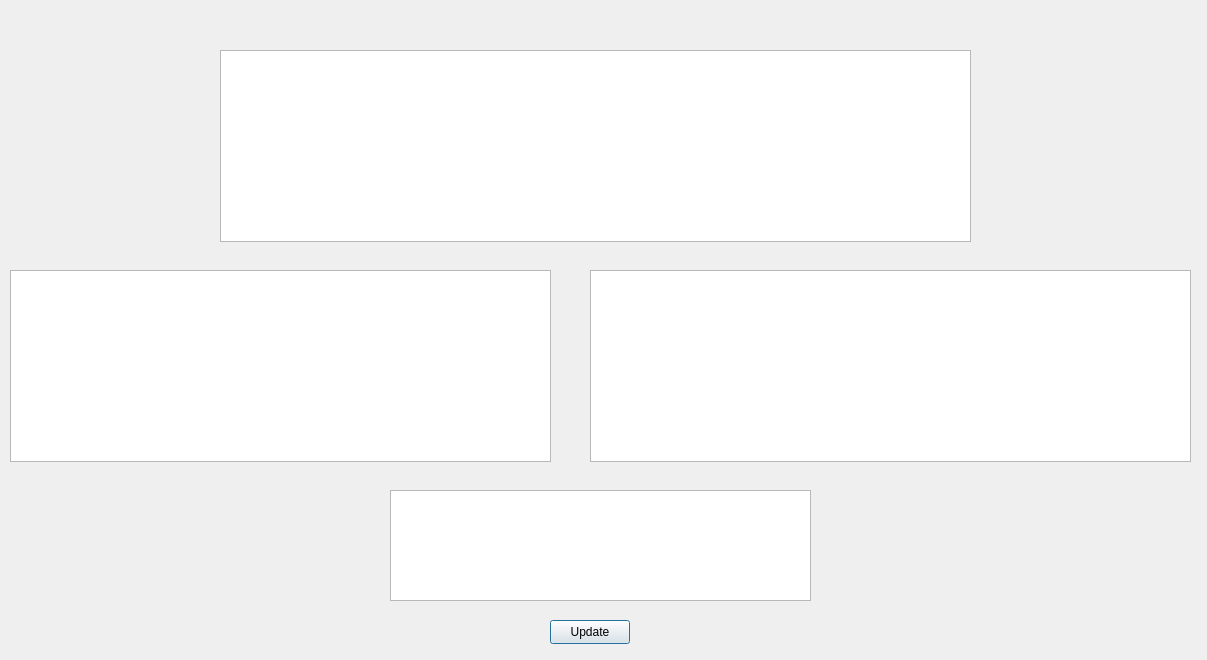
Qt form BankApp/administratorwindow.ui (polkjhgf/BankMachination) before a commit.
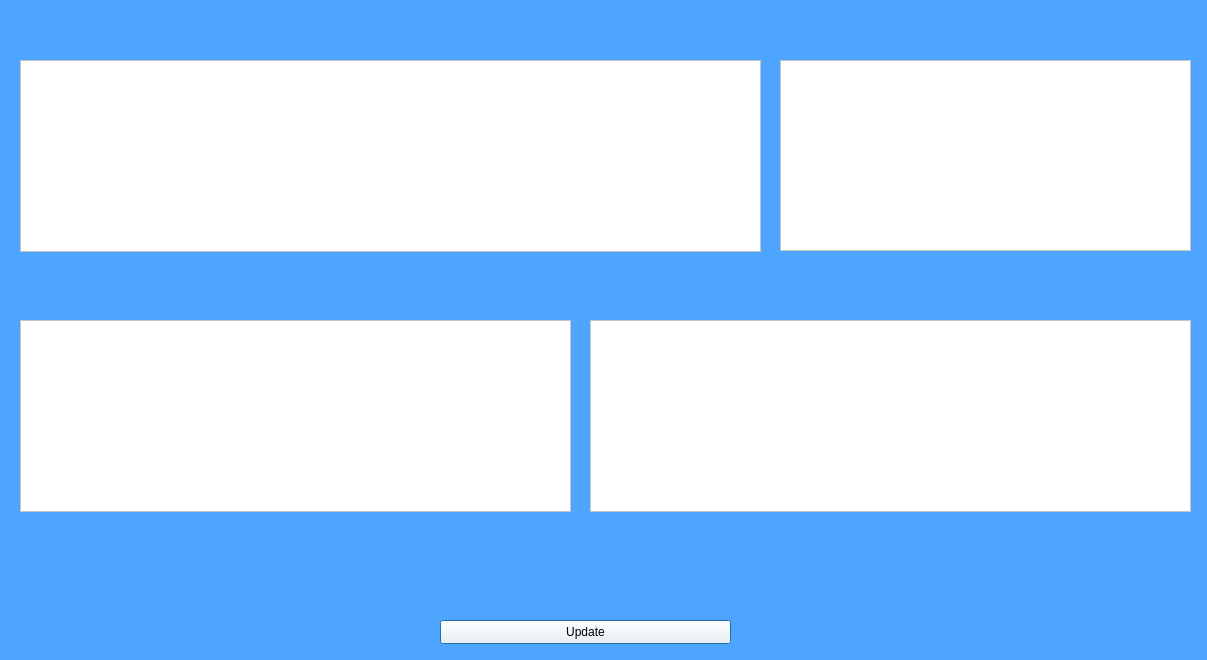
The same form after that commit.

```diff
--- a/BankApp/administratorwindow.ui
+++ b/BankApp/administratorwindow.ui
@@ -13,55 +13,78 @@
   <property name="windowTitle">
    <string>Dialog</string>
   </property>
+  <property name="styleSheet">
+   <string notr="true">background-color:  #4ea5ff;</string>
+  </property>
   <widget class="QTableView" name="UserTableView">
    <property name="geometry">
     <rect>
-     <x>220</x>
-     <y>50</y>
-     <width>751</width>
+     <x>20</x>
+     <y>60</y>
+     <width>741</width>
      <height>192</height>
     </rect>
    </property>
+   <property name="styleSheet">
+    <string notr="true">color: black;
+background-color: white</string>
+   </property>
   </widget>
   <widget class="QTableView" name="CreditTableView">
    <property name="geometry">
     <rect>
-     <x>10</x>
-     <y>270</y>
-     <width>541</width>
+     <x>20</x>
+     <y>320</y>
+     <width>551</width>
      <height>192</height>
     </rect>
    </property>
+   <property name="styleSheet">
+    <string notr="true">color: black;
+background-color: white;</string>
+   </property>
   </widget>
   <widget class="QTableView" name="DepositTableView">
    <property name="geometry">
     <rect>
      <x>590</x>
-     <y>270</y>
+     <y>320</y>
      <width>601</width>
      <height>192</height>
     </rect>
    </property>
+   <property name="styleSheet">
+    <string notr="true">color: black;
+background-color: white;</string>
+   </property>
   </widget>
   <widget class="QTableView" name="BankTableView">
    <property name="geometry">
     <rect>
-     <x>390</x>
-     <y>490</y>
-     <width>421</width>
-     <height>111</height>
+     <x>780</x>
+     <y>60</y>
+     <width>411</width>
+     <height>191</height>
     </rect>
    </property>
+   <property name="styleSheet">
+    <string notr="true">color: black;
+background-color: white;</string>
+   </property>
   </widget>
   <widget class="QPushButton" name="UpdateButton">
    <property name="geometry">
     <rect>
-     <x>550</x>
+     <x>440</x>
      <y>620</y>
-     <width>80</width>
+     <width>291</width>
      <height>24</height>
     </rect>
    </property>
+   <property name="styleSheet">
+    <string notr="true">color: black;
+background-color:  white;</string>
+   </property>
    <property name="text">
     <string>Update</string>
    </property>
```
